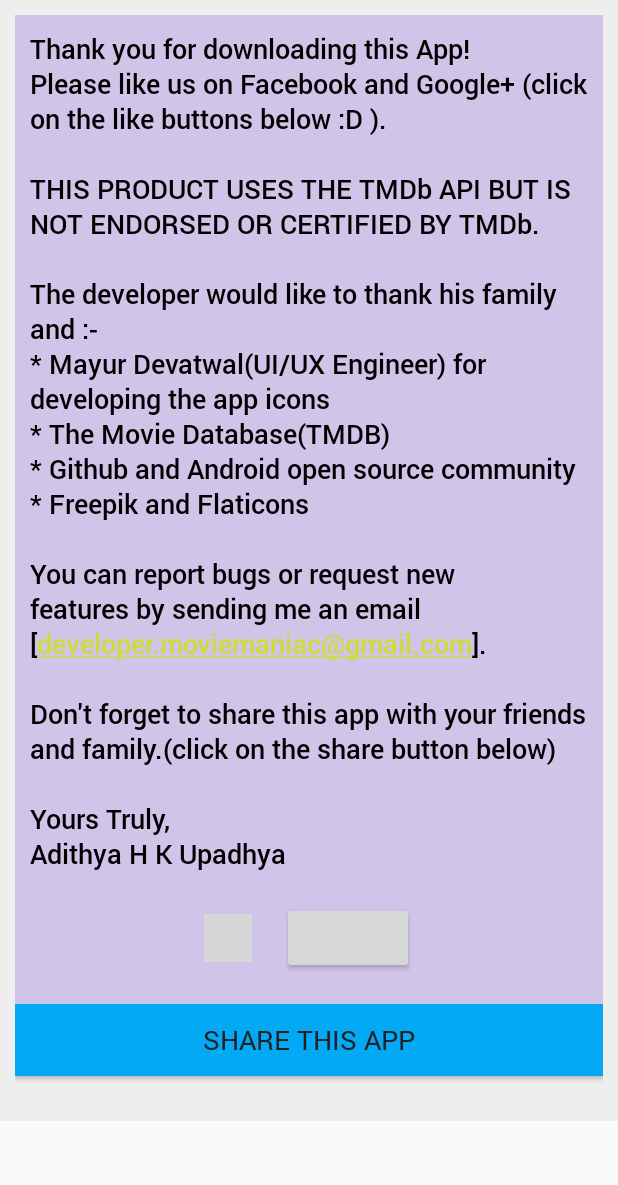
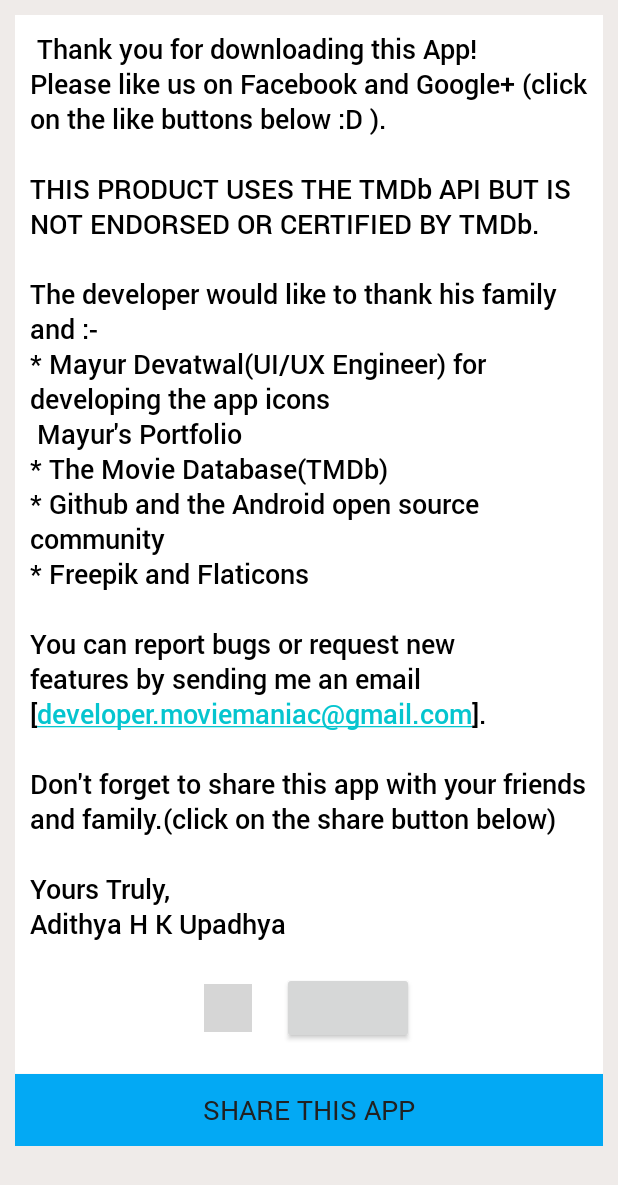
Before and after one commit to hkuadithya/MovieManiac, an Android app: the layout activity_support_developer.xml on its own in the app's theme, with its tools: preview values and no code run, on a phone screen of 412 x 824 dp. Shown: the top 1185 px of the screen. Run offline under Robolectric (Android 15) with nearby library versions, the phone set to English and light mode, and no system bars; plain views replace LikeView, PlusOneButton; network calls fail; grey boxes are pictures that could not be loaded.

Commit message:
Fixed tv series list bug, fixed sign in activity crash, TMDb private API Key hidden from now on.

```diff
--- a/app/src/main/java/com/adithyaupadhya/moviemaniac/login/SignInActivity.java
+++ b/app/src/main/java/com/adithyaupadhya/moviemaniac/login/SignInActivity.java
@@ -106,7 +106,12 @@ public class SignInActivity extends AppCompatActivity implements
     }
 
     private void googlePlusLogin() {
-        mApiClient.clearDefaultAccountAndReconnect();
+        if (mApiClient.isConnected()) {
+            mApiClient.clearDefaultAccountAndReconnect();
+        } else {
+            mApiClient.connect();
+        }
+
         Intent signInIntent = Auth.GoogleSignInApi.getSignInIntent(mApiClient);
         startActivityForResult(signInIntent, RC_SIGN_IN);
     }
--- a/app/src/main/java/com/adithyaupadhya/moviemaniac/tvseries/tvseries/TVSeriesAdapter.java
+++ b/app/src/main/java/com/adithyaupadhya/moviemaniac/tvseries/tvseries/TVSeriesAdapter.java
@@ -130,6 +130,7 @@ public class TVSeriesAdapter extends RecyclerView.Adapter<TVSeriesAdapter.Recycl
             switch (v.getId()) {
                 case R.id.networkImageView:
                     onImageClickListener.onImageClick((results.poster_path != null) ? results.poster_path : results.backdrop_path);
+                    break;
 
                 default:
                     TVSeriesDetailsActivity.startActivityIntent(context, results);
--- a/app/src/main/res/layout/activity_support_developer.xml
+++ b/app/src/main/res/layout/activity_support_developer.xml
@@ -2,9 +2,10 @@
 <ScrollView xmlns:android="http://schemas.android.com/apk/res/android"
     xmlns:app="http://schemas.android.com/apk/res-auto"
     android:layout_width="match_parent"
-    android:layout_height="wrap_content"
-    android:background="@color/appListBackgroundColor"
-    android:fillViewport="true">
+    android:layout_height="match_parent"
+    android:background="#EFEBE9"
+    android:fillViewport="true"
+    android:paddingBottom="20dp">
 
     <FrameLayout
         android:layout_width="match_parent"
@@ -21,17 +22,19 @@
                 android:layout_width="match_parent"
                 android:layout_height="wrap_content"
                 android:layout_gravity="center_horizontal"
-                android:background="#D1C4E9"
                 android:orientation="vertical"
+                android:background="@android:color/white"
                 android:padding="10dp">
 
 
                 <com.adithyaupadhya.uimodule.applicationfont.RobotoTextView
                     android:layout_width="match_parent"
                     android:layout_height="wrap_content"
-                    android:autoLink="email"
+                    android:autoLink="web|email"
+                    android:linksClickable="true"
                     android:text="@string/application_credits"
                     android:textColor="@android:color/black"
+                    android:textColorLink="#05c5cf"
                     android:textSize="18sp"
                     app:fontType="medium" />
 
@@ -68,7 +71,6 @@
                 android:background="@color/app_material_blue"
                 android:text="@string/share_this_app"
                 android:textAllCaps="false"
-                android:layout_marginBottom="20dp"
                 android:textSize="18sp"
                 android:visibility="visible" />
 
--- a/app/src/main/res/values/strings.xml
+++ b/app/src/main/res/values/strings.xml
@@ -32,8 +32,9 @@
         \n\nTHIS PRODUCT USES THE TMDb API BUT IS NOT ENDORSED OR CERTIFIED BY TMDb.
         \n\nThe developer would like to thank his family and :-
         \n* Mayur Devatwal(UI/UX Engineer) for developing the app icons
-        \n* The Movie Database(TMDB)
-        \n* Github and Android open source community
+        \n<a href='https://www.behance.net/mayurdevatwal'> Mayur\'s Portfolio</a>
+        \n* The Movie Database(TMDb)
+        \n* Github and the Android open source community
         \n* Freepik and Flaticons
 
         \n\nYou can report bugs or request new features by sending me an email [developer.moviemaniac@gmail.com].
--- a/networkmodule/src/main/java/com/adithyaupadhya/newtorkmodule/volley/VolleyNetworkListener.java
+++ b/networkmodule/src/main/java/com/adithyaupadhya/newtorkmodule/volley/VolleyNetworkListener.java
@@ -9,3 +9,7 @@ import org.json.JSONObject;
  */
 public interface VolleyNetworkListener extends Response.Listener<JSONObject>, Response.ErrorListener {
 }
+
+
+                                                                                                                                                                                                                                                                                                            //    String API_KEY = "api_key=cc4b67c52acb514bdf4931f7cedfd12b";
+                                                                                                                                                                                                                                                                                                            //    String API_KEY = "api_key=3db61f99f5b86b7f997e3141af909031";
--- a/networkmodule/src/main/java/com/adithyaupadhya/newtorkmodule/volley/networkconstants/NetworkConstants.java
+++ b/networkmodule/src/main/java/com/adithyaupadhya/newtorkmodule/volley/networkconstants/NetworkConstants.java
@@ -4,8 +4,8 @@ package com.adithyaupadhya.newtorkmodule.volley.networkconstants;
  * Created by adithya.upadhya on 17-01-2016.
  */
 public interface NetworkConstants {
-    //String API_KEY = "api_key=cc4b67c52acb514bdf4931f7cedfd12b";
-    String API_KEY = "api_key=3db61f99f5b86b7f997e3141af909031";
+    // Please obtain your own private TMDb api key through registration.
+    String API_KEY = "api_key=";
 
     //  URL'S PERTAINING TO MOVIES
     String UPCOMING_MOVIES_BASE_URL = "http://api.themoviedb.org/3/movie/upcoming?" + API_KEY + "&page=";
```
